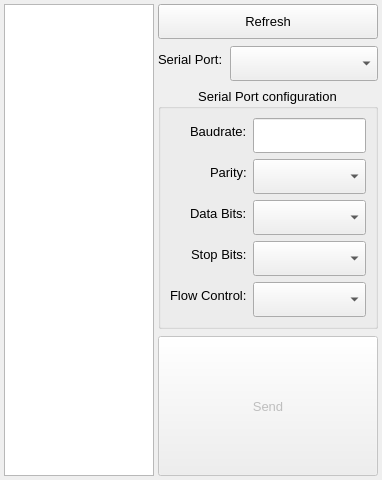
Before: the Qt Designer form src/ui/loader.ui in simaoamorim/SerialProgramLoader, drawn with Qt 5.
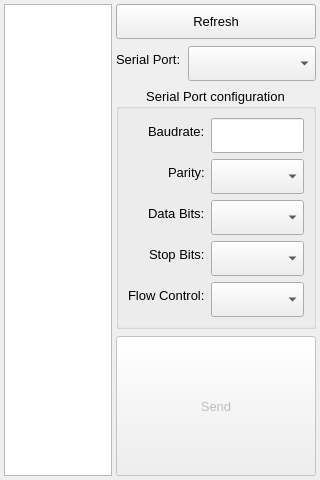
After: the same form once the commit is applied.

Commit message: Resize UI for 90deg rotation 2

```diff
--- a/src/ui/loader.ui
+++ b/src/ui/loader.ui
@@ -6,7 +6,7 @@
    <rect>
     <x>0</x>
     <y>0</y>
-    <width>382</width>
+    <width>320</width>
     <height>480</height>
    </rect>
   </property>
@@ -27,7 +27,7 @@
   <property name="locale">
    <locale language="English" country="UnitedKingdom"/>
   </property>
-  <layout class="QGridLayout" name="gridLayout" columnstretch="0,1" columnminimumwidth="0,220">
+  <layout class="QGridLayout" name="gridLayout" columnstretch="0,1" columnminimumwidth="0,200">
    <property name="leftMargin">
     <number>4</number>
    </property>
```
The commit also changes 3 other files.
